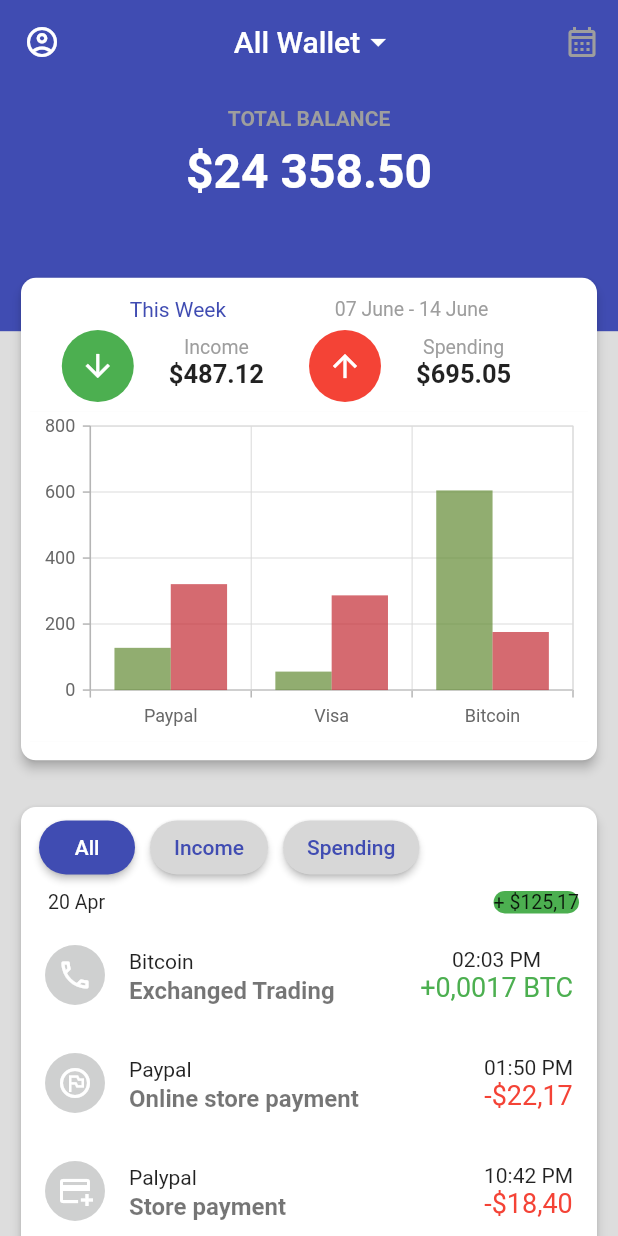
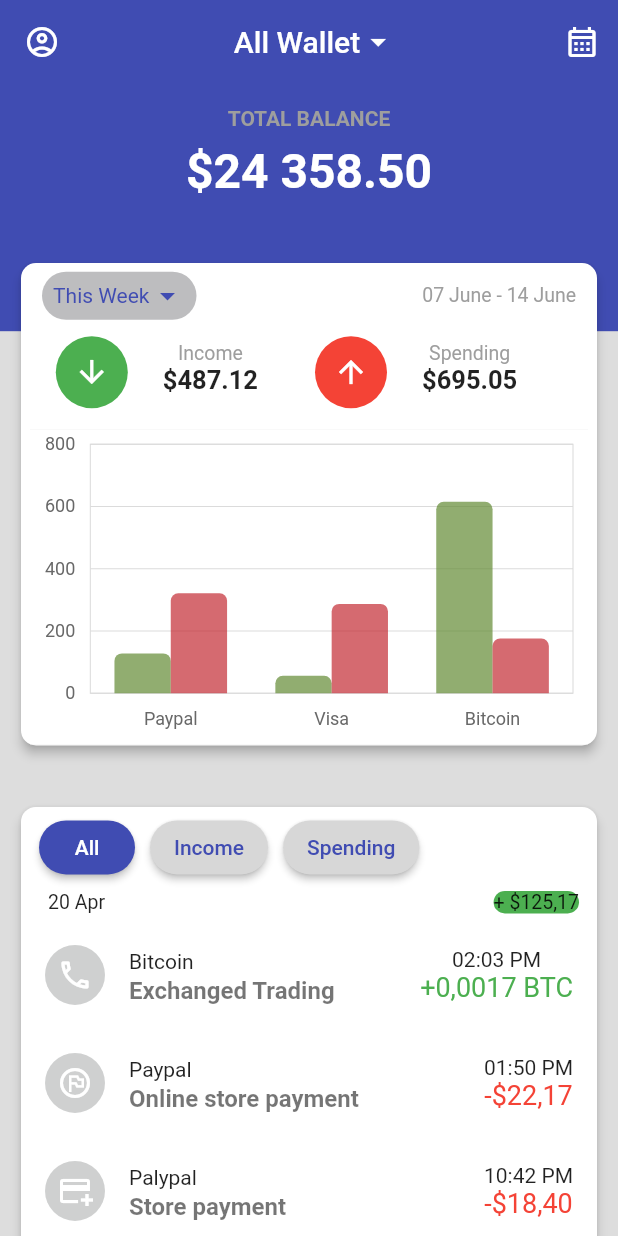
Before and after one commit to nguyenquoctrung1803/e-wallet, a Flutter app: the HomeScreen screen opened by its route, on a phone screen of 412 x 824 dp. Run offline on Flutter 3.47's test engine with Material 2 defaults, Android fonts, the phone set to English and light mode, and no system bars; our stand-ins replace cloud_firestore, firebase_auth, firebase_core, flutter_credit_card, flutter_riverpod, font_awesome_flutter and 4 more; accounts and stored records are empty.

Commit message:
Refactor Home screen

```diff
--- a/lib/features/home/screen/home_screen.dart
+++ b/lib/features/home/screen/home_screen.dart
@@ -37,7 +37,7 @@
             onPressed: () {},
             icon: const Icon(
               Icons.calendar_month_outlined,
-              color: Colors.grey,
+              color: Colors.white,
             ),
           ),
         ],
--- a/lib/features/home/widgets/char_widget.dart
+++ b/lib/features/home/widgets/char_widget.dart
@@ -5,14 +5,20 @@
 
 import '../../../common/utils/colors.dart';
 
-class ChartWidget extends StatelessWidget {
+class ChartWidget extends StatefulWidget {
   const ChartWidget({super.key});
 
   @override
+  State<ChartWidget> createState() => _ChartWidgetState();
+}
+
+class _ChartWidgetState extends State<ChartWidget> {
+  @override
   Widget build(BuildContext context) {
     final size = MediaQuery.of(context).size;
+    String titlePop = 'This Week';
     return FractionalTranslation(
-      translation: const Offset(0.0, 0.38),
+      translation: const Offset(0.0, 0.35),
       child: SizedBox(
         height: size.height * 0.4,
         width: size.width - 20,
@@ -27,23 +33,89 @@
             mainAxisAlignment: MainAxisAlignment.center,
             children: [
               Row(
-                mainAxisAlignment: MainAxisAlignment.spaceEvenly,
-                children: const [
+                mainAxisAlignment: MainAxisAlignment.spaceBetween,
+                children: [
+                  Padding(
+                    padding: const EdgeInsets.only(
+                      left: 14.0,
+                      top: 5,
+                    ),
+                    child: SizedBox(
+                      height: 32,
+                      width: 103,
+                      child: DecoratedBox(
+                        decoration: const BoxDecoration(
+                          shape: BoxShape.rectangle,
+                          color: Color.fromARGB(255, 189, 189, 191),
+                          borderRadius: BorderRadius.all(
+                            Radius.circular(20),
+                          ),
+                        ),
+                        child: PopupMenuButton(
+                          onSelected: (value) {
+                            setState(() {
+                              titlePop = value;
+                              print(titlePop);
+                            });
+                          },
+                          itemBuilder: ((context) {
+                            return const [
+                              PopupMenuItem(
+                                value: 'This month',
+                                child: Text('This month'),
+                              ),
+                              PopupMenuItem(
+                                value: 'Last Week',
+                                child: Text('Last Week'),
+                              ),
+                              PopupMenuItem(
+                                value: 'Last month',
+                                child: Text('Last month'),
+                              ),
+                              PopupMenuItem(
+                                value: 'Half-year',
+                                child: Text('Half-year'),
+                              ),
+                              PopupMenuItem(
+                                value: 'Year',
+                                child: Text('Year'),
+                              ),
+                            ];
+                          }),
+                          child: Row(
+                            mainAxisAlignment: MainAxisAlignment.center,
+                            children: [
                               Text(
-                    'This Week',
-                    style: TextStyle(
+                                titlePop,
+                                style: const TextStyle(
                                   fontSize: 14,
                                   color: buttonColor,
                                 ),
                               ),
-                  Text(
+                              const Icon(
+                                Icons.arrow_drop_down,
+                                color: buttonColor,
+                              )
+                            ],
+                          ),
+                        ),
+                      ),
+                    ),
+                  ),
+                  const Padding(
+                    padding: EdgeInsets.only(right: 14.0, top: 5),
+                    child: Text(
                       '07 June - 14 June',
                       style: TextStyle(
                         color: Colors.grey,
                         fontSize: 13,
                       ),
+                    ),
                   )
                 ],
+              ),
+              const SizedBox(
+                height: 5,
               ),
               Row(
                 mainAxisAlignment: MainAxisAlignment.center,
@@ -93,6 +165,9 @@
                       ),
                     ],
                   ),
+                  const SizedBox(
+                    width: 8,
+                  ),
                   Stack(
                     children: [
                       SizedBox(
@@ -140,8 +215,11 @@
                   ),
                 ],
               ),
+              const SizedBox(
+                height: 8,
+              ),
               SizedBox(
-                height: 220,
+                height: 210,
                 width: size.width - 40,
                 child: const ChartDataWidget(),
               ),
--- a/lib/features/home/widgets/chart_data_widget.dart
+++ b/lib/features/home/widgets/chart_data_widget.dart
@@ -15,21 +15,33 @@
     final List<ChartData> chartData = <ChartData>[
       ChartData('Paypal', 128, 321),
       ChartData('Visa', 56, 287),
-      ChartData('Bitcoin', 605, 176),
+      ChartData('Bitcoin', 615, 176),
     ];
     return Scaffold(
       body: Center(
         child: SfCartesianChart(
           backgroundColor: Colors.white,
-          primaryXAxis: CategoryAxis(),
+          primaryXAxis: CategoryAxis(
+            majorTickLines: const MajorTickLines(width: 0),
+            majorGridLines: const MajorGridLines(width: 0),
+            axisLine: const AxisLine(width: 0),
+          ),
+          primaryYAxis: NumericAxis(
+            axisLine: const AxisLine(width: 0),
+            majorTickLines: const MajorTickLines(width: 0),
+          ),
           series: <CartesianSeries>[
             ColumnSeries<ChartData, String>(
                 dataSource: chartData,
+                borderRadius:
+                    const BorderRadius.vertical(top: Radius.circular(5)),
                 xValueMapper: (ChartData data, _) => data.x,
                 yValueMapper: (ChartData data, _) => data.y,
                 color: const Color(0xb2618a32)),
             ColumnSeries<ChartData, String>(
               dataSource: chartData,
+              borderRadius:
+                  const BorderRadius.vertical(top: Radius.circular(5)),
               xValueMapper: (ChartData data, _) => data.x,
               yValueMapper: (ChartData data, _) => data.y1,
               color: const Color(0xb2c32932),
```
Also changed, not shown: lib/features/myprofile/controller/my_profile_controller.dart (+1 -6 lines), lib/features/myprofile/repository/my_profile_repository.dart (+3 -6 lines), lib/features/myprofile/screens/myproflie_screen.dart (+8 -3 lines). Lines whose indentation alone changed are shown as unchanged.
